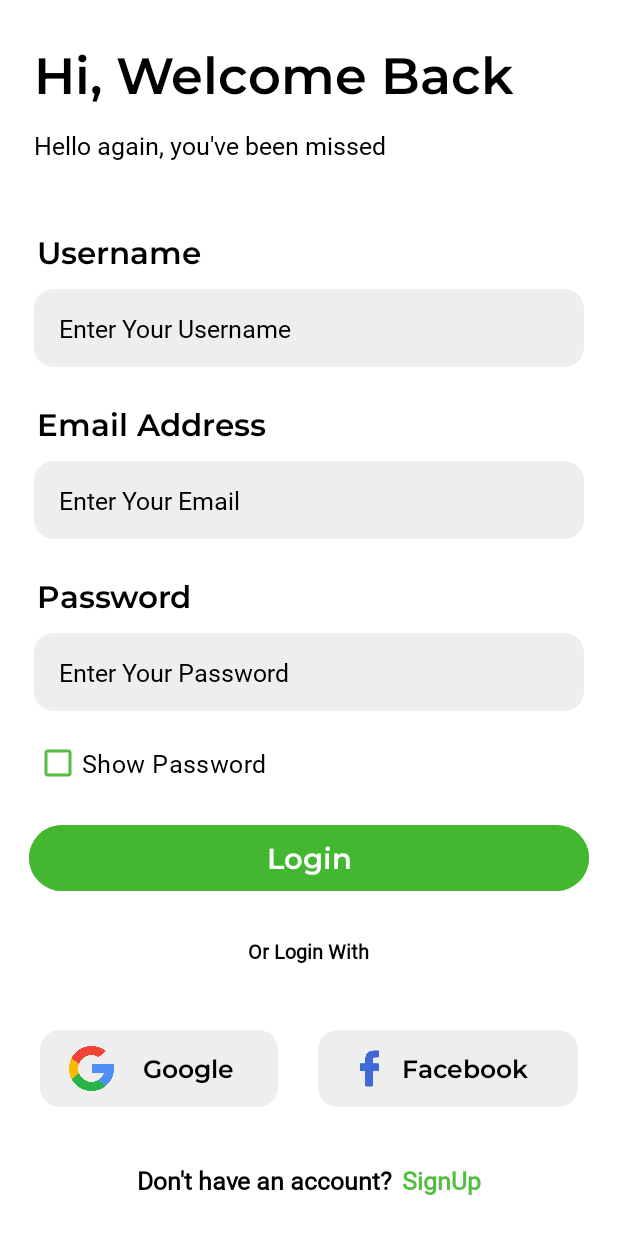
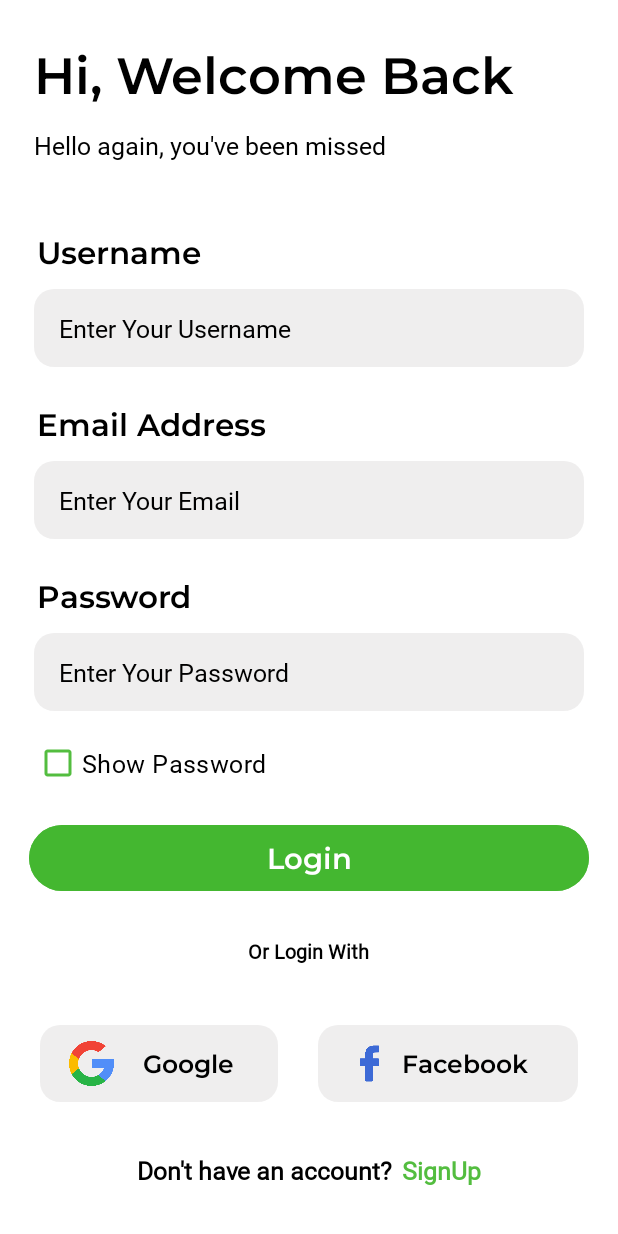
Before and after one commit to mevadatushar/My-Travelers, an Android app: the screen it shows after launch (LoginActivity), on a phone screen of 412 x 824 dp. Run offline under Robolectric (Android 15) with nearby library versions, the phone set to English and light mode, and no system bars; our stand-ins replace Firebase (no records; nobody signed in at launch, a user with empty details on screens opened directly), sdp/ssp sizes; libraries missing offline, so code that uses them is left out: com.facebook, com.facebook.login; 2 statements that could not run were skipped.

Commit message:
My Travelers

```diff
--- a/app/src/main/res/layout/activity_login.xml
+++ b/app/src/main/res/layout/activity_login.xml
@@ -244,8 +244,7 @@
                 android:layout_width="match_parent"
                 android:layout_height="@dimen/_50sdp"
                 android:layout_marginHorizontal="@dimen/_10sdp"
-                android:layout_marginVertical="@dimen/_13sdp"
-
+                android:layout_marginVertical="@dimen/_10sdp"
                 android:layout_marginBottom="@dimen/_15sdp"
                 android:gravity="center">
 
--- a/app/src/main/res/layout/logout_item.xml
+++ b/app/src/main/res/layout/logout_item.xml
@@ -29,7 +29,7 @@
             android:layout_height="wrap_content"
             android:text="No"
             android:fontFamily="@font/semobold"
-            android:textColor="@color/textColor"
+            android:textColor="@color/black"
             android:backgroundTint="@color/light_green" />
 
         <Button
@@ -40,6 +40,6 @@
             android:layout_height="wrap_content"
             android:text="Yes"
             android:fontFamily="@font/semobold"
-            android:textColor="@color/textColor"/>
+            android:textColor="@color/white"/>
     </LinearLayout>
 </LinearLayout>
```
Also changed, not shown: app/src/main/AndroidManifest.xml (+4 -4 lines), app/src/main/java/com/example/mytravelers/Activity/SignupActivity.kt (+0 -10 lines), app/src/main/java/com/example/mytravelers/Activity/MapsActivity.kt (indentation only), 6 other files.
